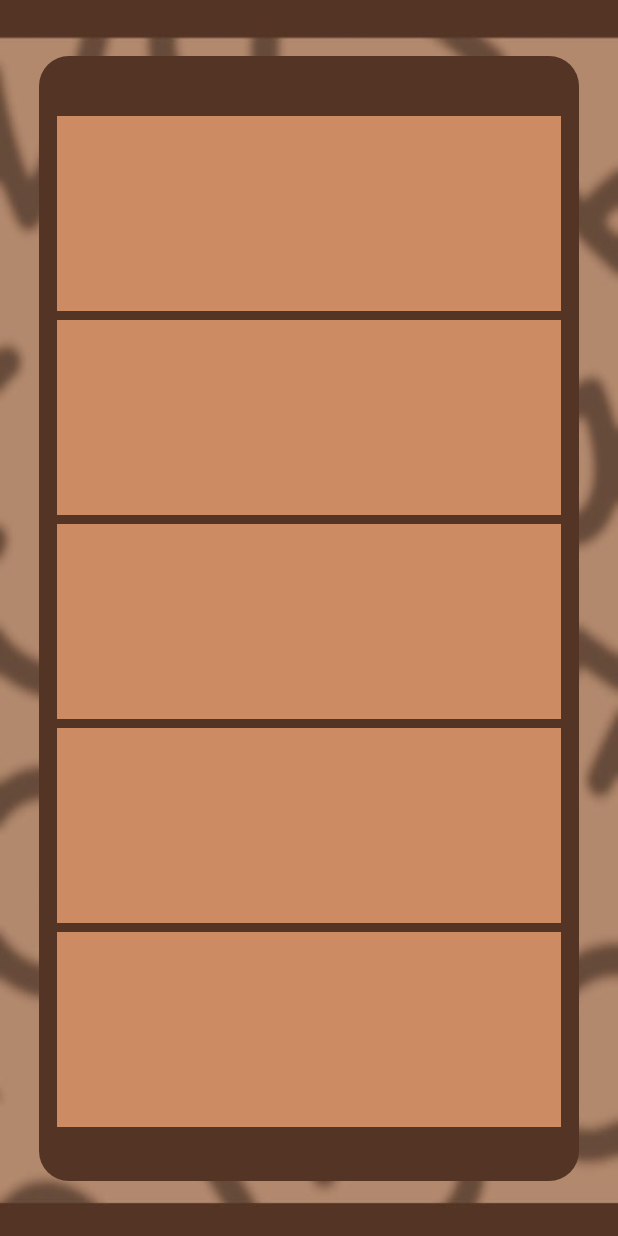
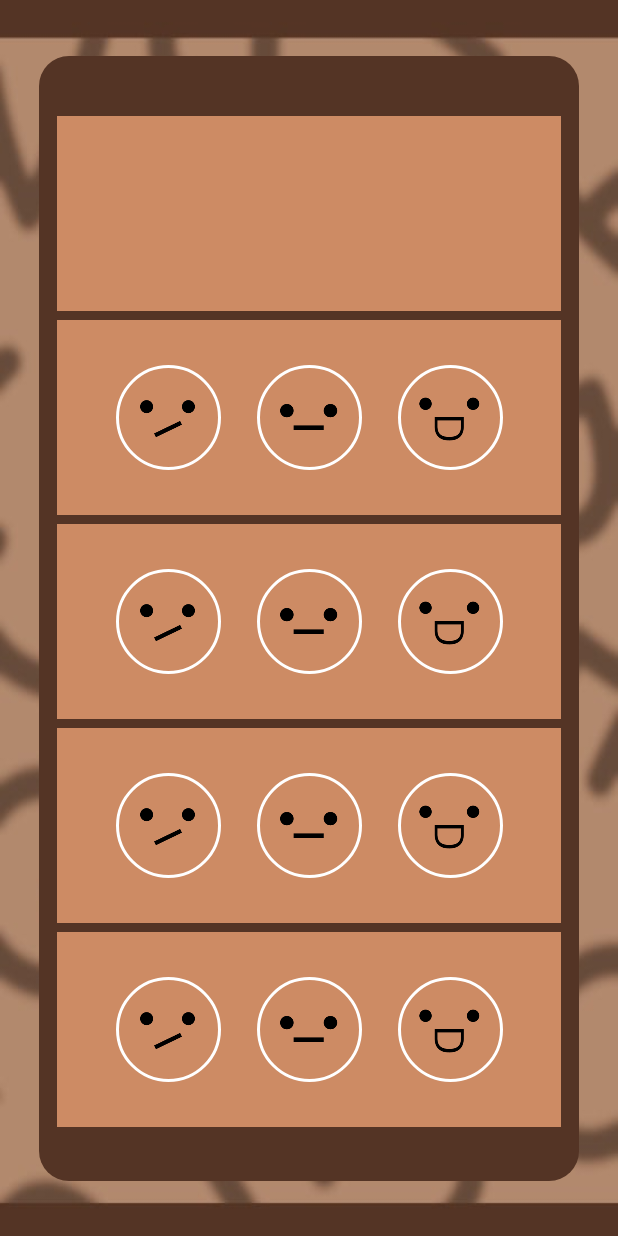
Before and after one commit to leiDanielAguila/Crossword-Application, an Android app built with Jetpack Compose: the @Preview function FeedbackScreenPreview, on a phone screen of 412 x 824 dp. Run offline under Robolectric (Android 15) with nearby library versions, the phone set to English and light mode, and no system bars.

Commit message:
new feedback screen 1 out 3

```diff
--- a/app/src/main/java/com/example/crosswordgame/Navigation.kt
+++ b/app/src/main/java/com/example/crosswordgame/Navigation.kt
@@ -25,5 +25,8 @@ fun Navigation() {
         composable(route = Screen.Movies.route) {
             MoviesScreen(navController = navController)
         }
+        composable(route = Screen.FeedbackOne.route) {
+
+        }
     }
 }
--- a/app/src/main/java/com/example/crosswordgame/Screen.kt
+++ b/app/src/main/java/com/example/crosswordgame/Screen.kt
@@ -5,4 +5,5 @@ sealed class Screen(val route: String) {
     data object Settings: Screen("Settings")
     data object GameSelection: Screen("GameSelect")
     data object Movies: Screen("Movies")
+    data object FeedbackOne: Screen("FeedbackOne")
 }
--- a/app/src/main/java/com/example/crosswordgame/mainMenu/feedback/feedbackScreenOne.kt
+++ b/app/src/main/java/com/example/crosswordgame/mainMenu/feedback/feedbackScreenOne.kt
@@ -1,5 +1,6 @@
 package com.example.crosswordgame.mainMenu.feedback
 
+import androidx.compose.foundation.BorderStroke
 import androidx.compose.foundation.Image
 import androidx.compose.foundation.layout.Arrangement
 import androidx.compose.foundation.layout.Box
@@ -10,6 +11,10 @@ import androidx.compose.foundation.layout.padding
 import androidx.compose.foundation.layout.size
 import androidx.compose.foundation.lazy.LazyColumn
 import androidx.compose.foundation.shape.RoundedCornerShape
+import androidx.compose.material.icons.Icons
+import androidx.compose.material.icons.rounded.Refresh
+import androidx.compose.material3.Icon
+import androidx.compose.material3.IconButton
 import androidx.compose.material3.Surface
 import androidx.compose.runtime.Composable
 import androidx.compose.ui.Alignment
@@ -20,10 +25,12 @@ import androidx.compose.ui.res.painterResource
 import androidx.compose.ui.tooling.preview.Preview
 import androidx.compose.ui.unit.dp
 import com.example.crosswordgame.R
+import com.example.crosswordgame.ui.theme.black
 import com.example.crosswordgame.ui.theme.brown
 import com.example.crosswordgame.ui.theme.darkerBrown
 import com.example.crosswordgame.ui.theme.lighterBrown
 import com.example.crosswordgame.ui.theme.toneBrown
+import com.example.crosswordgame.ui.theme.white
 
 @Composable
 fun FeedbackScreen(modifier: Modifier = Modifier) {
@@ -58,7 +65,17 @@ fun GiveFeedbackOne() {
             modifier = Modifier.padding(top = 40.dp),
             verticalArrangement = Arrangement.spacedBy(6.dp)
         ) {
-            items(5) {
+            item {
+                Surface (
+                    color = toneBrown,
+                    modifier = Modifier
+                        .size(width = 380.dp, height = 130.dp)
+                        .padding(horizontal = 12.dp)
+                ) {
+
+                }
+            }
+            items(4) {
                 EmojiFeedbackSurface()
             }
         }
@@ -73,7 +90,62 @@ fun EmojiFeedbackSurface(modifier: Modifier = Modifier) {
             .size(width = 380.dp, height = 130.dp)
             .padding(horizontal = 12.dp)
     ) {
-
+        Row(
+            horizontalArrangement = Arrangement.Center,
+            verticalAlignment = Alignment.CenterVertically,
+        ) {
+            Surface(
+                color = Color.Transparent,
+                shape = RoundedCornerShape(50.dp),
+                border = BorderStroke(2.dp, color = white),
+                modifier = Modifier.padding(horizontal = 12.dp)
+            ) {
+                IconButton(
+                    onClick = {  }, // emoji #1
+                    modifier = Modifier.size(70.dp),
+                    ) {
+                    Icon(
+                        painterResource(R.drawable.sad),
+                        contentDescription = null,
+                        modifier = Modifier.size(50.dp)
+                    )
+                }
+            }
+            Surface(
+                color = Color.Transparent,
+                shape = RoundedCornerShape(50.dp),
+                border = BorderStroke(2.dp, color = white),
+                modifier = Modifier.padding(horizontal = 12.dp)
+            ) {
+                IconButton(
+                    onClick = {  }, // emoji #2
+                    modifier = Modifier.size(70.dp),
+                ) {
+                    Icon(
+                        painterResource(R.drawable.middle),
+                        contentDescription = null,
+                        modifier = Modifier.size(50.dp)
+                    )
+                }
+            }
+            Surface(
+                color = Color.Transparent,
+                shape = RoundedCornerShape(50.dp),
+                border = BorderStroke(2.dp, color = white),
+                modifier = Modifier.padding(horizontal = 12.dp)
+            ) {
+                IconButton(
+                    onClick = {  }, // emoji #3
+                    modifier = Modifier.size(70.dp),
+                ) {
+                    Icon(
+                        painterResource(R.drawable.happy),
+                        contentDescription = null,
+                        modifier = Modifier.size(60.dp)
+                    )
+                }
+            }
+        }
     }
 }
 
```
Also changed, not shown: app/src/main/res/drawable/happy.png (added), app/src/main/res/drawable/middle.png (added), app/src/main/res/drawable/sad.png (added).
